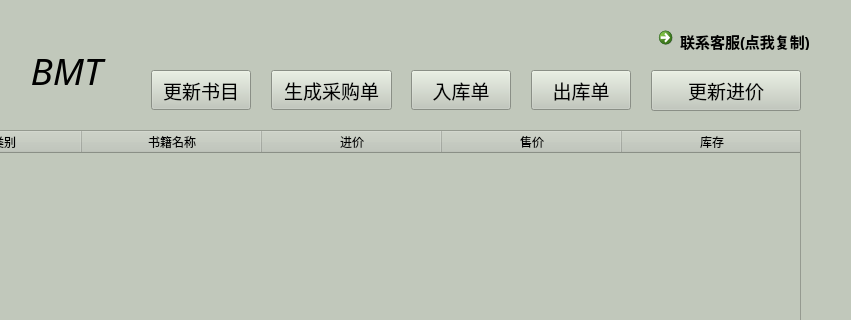
First picture: the form in client/ui/storehouse_windows.ui, repository hyBio/BMT, before the edit; both pictures show x 149 to 1000 and y 0 to 320 of the 1000 by 800 pixel window.
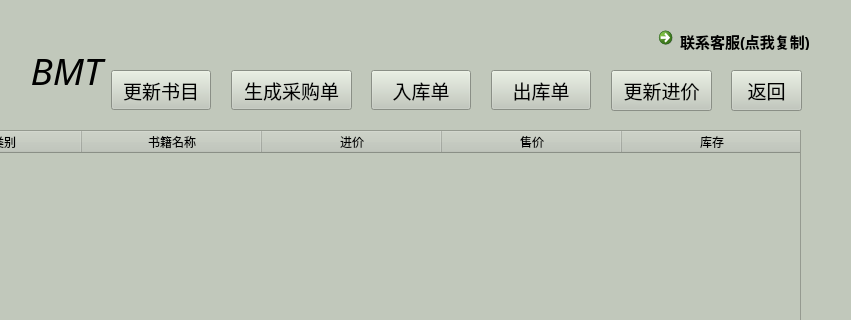
Second picture: the form after the edit. Icons and pictures are not drawn.

```diff
--- a/client/ui/storehouse_windows.ui
+++ b/client/ui/storehouse_windows.ui
@@ -92,7 +92,7 @@
    <widget class="QPushButton" name="output">
     <property name="geometry">
      <rect>
-      <x>680</x>
+      <x>640</x>
       <y>70</y>
       <width>100</width>
       <height>40</height>
@@ -116,7 +116,7 @@
    <widget class="QPushButton" name="input">
     <property name="geometry">
      <rect>
-      <x>560</x>
+      <x>520</x>
       <y>70</y>
       <width>100</width>
       <height>40</height>
@@ -140,7 +140,7 @@
    <widget class="QPushButton" name="refresh">
     <property name="geometry">
      <rect>
-      <x>300</x>
+      <x>260</x>
       <y>70</y>
       <width>100</width>
       <height>40</height>
@@ -211,7 +211,7 @@
    <widget class="QPushButton" name="shop">
     <property name="geometry">
      <rect>
-      <x>420</x>
+      <x>380</x>
       <y>70</y>
       <width>121</width>
       <height>40</height>
@@ -235,9 +235,9 @@
    <widget class="QPushButton" name="pricechange">
     <property name="geometry">
      <rect>
-      <x>800</x>
+      <x>760</x>
       <y>70</y>
-      <width>150</width>
+      <width>101</width>
       <height>41</height>
      </rect>
     </property>
@@ -264,6 +264,25 @@
      <string>&lt;html&gt;&lt;head/&gt;&lt;body&gt;&lt;p&gt;&lt;img src=&quot;:/logo/resource/BMT_128.ico&quot;/&gt;&lt;/p&gt;&lt;/body&gt;&lt;/html&gt;</string>
     </property>
    </widget>
+   <widget class="QPushButton" name="back">
+    <property name="geometry">
+     <rect>
+      <x>880</x>
+      <y>70</y>
+      <width>71</width>
+      <height>41</height>
+     </rect>
+    </property>
+    <property name="font">
+     <font>
+      <family>黑体</family>
+      <pointsize>14</pointsize>
+     </font>
+    </property>
+    <property name="text">
+     <string>返回</string>
+    </property>
+   </widget>
    <zorder>client_logo</zorder>
    <zorder>call_for_help</zorder>
    <zorder>client_name</zorder>
```
Left out of the diff: 1 changed line with no effect on the pictures.
